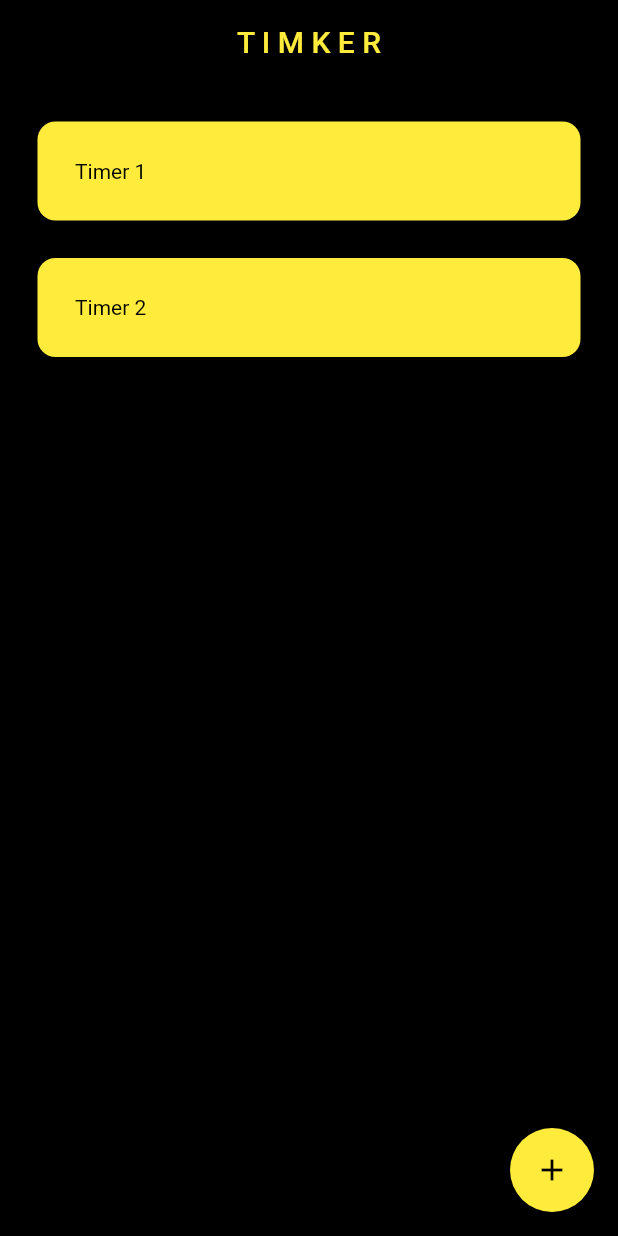
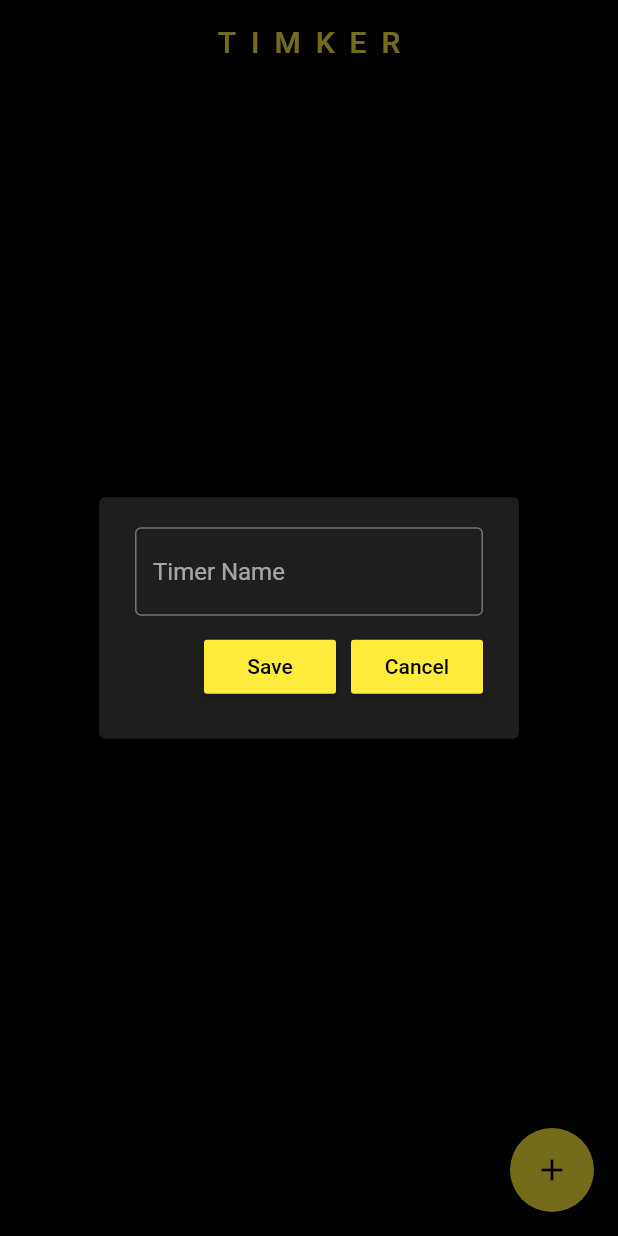
Before and after one commit to yannvillellas/timker, a Flutter app: the screen it shows after launch, after a tap on the "add" icon, on a phone screen of 412 x 824 dp. Run offline on Flutter 3.47's test engine with Material 2 defaults, Android fonts, the phone set to English and light mode, and no system bars; our stand-ins replace flutter_slidable.

Commit message:
list, dialog box to add timer, slideable delete

```diff
--- a/lib/main.dart
+++ b/lib/main.dart
@@ -16,6 +16,11 @@ class MyApp extends StatelessWidget {
       home: const HomePage(),
       theme: ThemeData.dark().copyWith(
         scaffoldBackgroundColor: const Color.fromARGB(255, 0, 0, 0),
+        textTheme: const TextTheme(
+          bodyLarge: TextStyle(color: Colors.yellow),
+          bodyMedium: TextStyle(color: Colors.yellow),
+          bodySmall: TextStyle(color: Colors.yellow),
+        ),
         appBarTheme: const AppBarTheme(
           color: Color.fromARGB(255, 0, 0, 0),
           elevation: 0,
--- a/lib/screens/home_page.dart
+++ b/lib/screens/home_page.dart
@@ -1,5 +1,6 @@
 import 'package:flutter/material.dart';
-import 'package:timker/widgets/timer_card.dart';
+import 'package:timker/util/dialog_box.dart';
+import 'package:timker/util/timer_card.dart';
 
 class HomePage extends StatefulWidget {
   const HomePage({super.key});
@@ -9,21 +10,43 @@ class HomePage extends StatefulWidget {
 }
 
 class _HomePageState extends State<HomePage> {
-  void _addTimer() {} //TODO: dialog box or open the new timer_page
+  final _controller = TextEditingController();
 
-  void _removeTimer(int index) {} //TODO: as the video
+  List timerList = [];
 
-  List timerList = [
-    ["Timer 1", 10],
-    ["Timer 2", 20],
-  ];
+  void saveNewTimer() {
+    setState(() {
+      timerList.add([_controller.text, 10]);
+      _controller.clear();
+    });
+    Navigator.of(context).pop();
+  }
+
+  void _addTimer() {
+    showDialog(
+        context: context,
+        builder: (context) {
+          return DialogBox(
+            controller: _controller,
+            onSave: saveNewTimer,
+            onCancel: () => Navigator.of(context).pop(),
+          );
+        });
+  }
+  //TODO: timer button
+
+  void _removeTimer(int index) {
+    setState(() {
+      timerList.removeAt(index);
+    });
+  }
 
   @override
   Widget build(BuildContext context) {
     return Scaffold(
       appBar: AppBar(
-        title:
-            const Text('T I M K E R', style: TextStyle(color: Colors.yellow)),
+        title: const Text('TIMKER',
+            style: TextStyle(color: Colors.yellow, letterSpacing: 10)),
         elevation: 0,
       ),
       floatingActionButton: FloatingActionButton(
@@ -39,6 +62,7 @@ class _HomePageState extends State<HomePage> {
           return TimerCard(
             timerName: timerList[index][0],
             timerDuration: timerList[index][1],
+            removeTimer: (context) => _removeTimer(index),
           );
         },
       ),
--- /dev/null
+++ b/lib/util/dialog_box.dart
@@ -0,0 +1,58 @@
+import 'package:flutter/material.dart';
+import 'package:timker/util/my_button.dart';
+
+class DialogBox extends StatelessWidget {
+  final TextEditingController controller;
+  final VoidCallback onSave;
+  final VoidCallback onCancel;
+  const DialogBox({
+    super.key,
+    required this.controller,
+    required this.onSave,
+    required this.onCancel,
+  });
+
+  @override
+  Widget build(BuildContext context) {
+    return AlertDialog(
+      backgroundColor: const Color.fromARGB(255, 30, 30, 30),
+      content: Column(
+        mainAxisAlignment: MainAxisAlignment.center,
+        mainAxisSize: MainAxisSize.min,
+        children: [
+          TextField(
+            controller: controller,
+            style: const TextStyle(color: Colors.yellow),
+            decoration: const InputDecoration(
+              border: OutlineInputBorder(),
+              hintText: 'Timer Name',
+            ),
+          ),
+
+          const SizedBox(
+            height: 10,
+          ),
+          //TODO: Add time in hours minutes and seconds to the timer card (probably change int to time variable like the clock widget video)
+
+          //save and cancel buttons
+          Row(
+            mainAxisAlignment: MainAxisAlignment.end,
+            children: [
+              MyButton(
+                text: 'Save',
+                onPressed: onSave,
+              ),
+              const SizedBox(
+                width: 10,
+              ),
+              MyButton(
+                text: 'Cancel',
+                onPressed: onCancel,
+              ),
+            ],
+          ),
+        ],
+      ),
+    );
+  }
+}
--- /dev/null
+++ b/lib/util/my_button.dart
@@ -0,0 +1,19 @@
+import 'package:flutter/material.dart';
+
+class MyButton extends StatelessWidget {
+  final String text;
+  final VoidCallback onPressed;
+  const MyButton({super.key, required this.text, required this.onPressed});
+
+  @override
+  Widget build(BuildContext context) {
+    return MaterialButton(
+      onPressed: onPressed,
+      color: Colors.yellow,
+      child: Text(
+        text,
+        style: const TextStyle(color: Colors.black),
+      ),
+    );
+  }
+}
--- a/lib/widgets/timer_card.dart
+++ /dev/null
@@ -1,34 +0,0 @@
-import 'package:flutter/material.dart';
-
-class TimerCard extends StatelessWidget {
-  final String timerName;
-  final int timerDuration;
-
-  const TimerCard({
-    super.key,
-    required this.timerName,
-    required this.timerDuration,
-  });
-
-  @override
-  Widget build(BuildContext context) {
-    return Padding(
-        padding: const EdgeInsets.only(
-          top: 25,
-          left: 25,
-          right: 25,
-        ),
-        child: Container(
-          padding: const EdgeInsets.all(25.0),
-          decoration: BoxDecoration(
-            color: Colors.yellow,
-            borderRadius: BorderRadius.circular(12),
-          ),
-          child: Text(
-            timerName,
-            style: const TextStyle(color: Colors.black),
-          ),
-        ));
-  }
-}
-//TODO: Add time in hours minutes and seconds to the timer card (probably change int to time variable like the clock widget video)
--- a/pubspec.yaml
+++ b/pubspec.yaml
@@ -35,6 +35,7 @@ dependencies:
   # The following adds the Cupertino Icons font to your application.
   # Use with the CupertinoIcons class for iOS style icons.
   cupertino_icons: ^1.0.2
+  flutter_slidable: ^1.2.0
 
 dev_dependencies:
   flutter_test:
```
Also changed, not shown: lib/util/timer_card.dart (added, +58 -0 lines), pubspec.lock.
